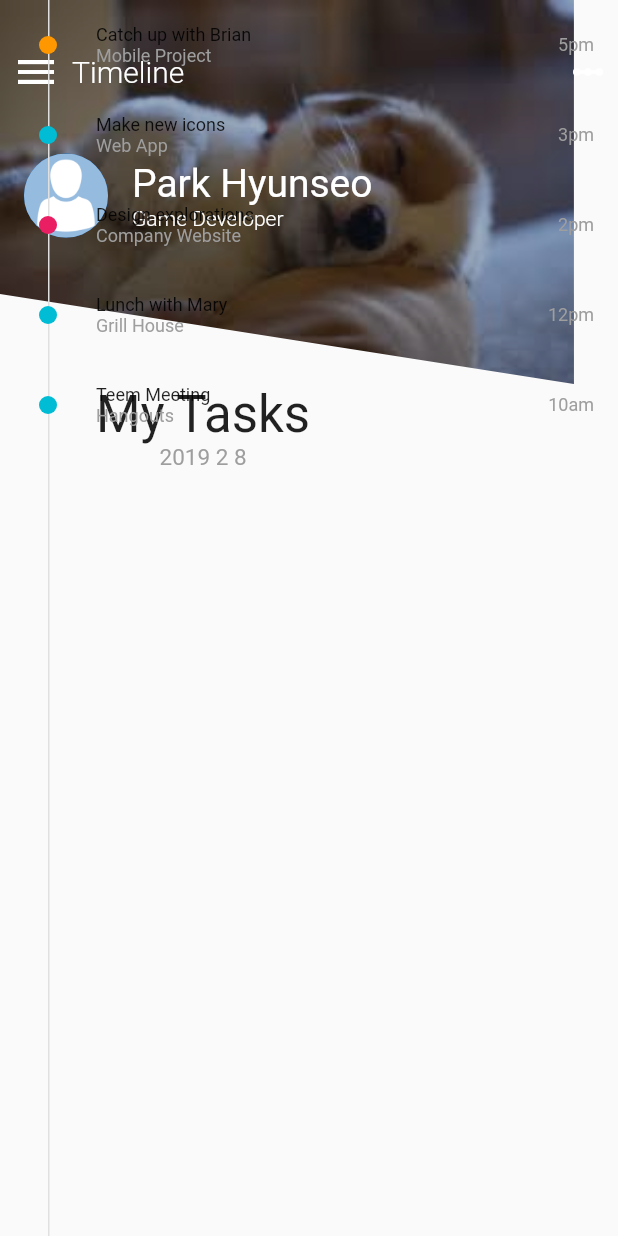
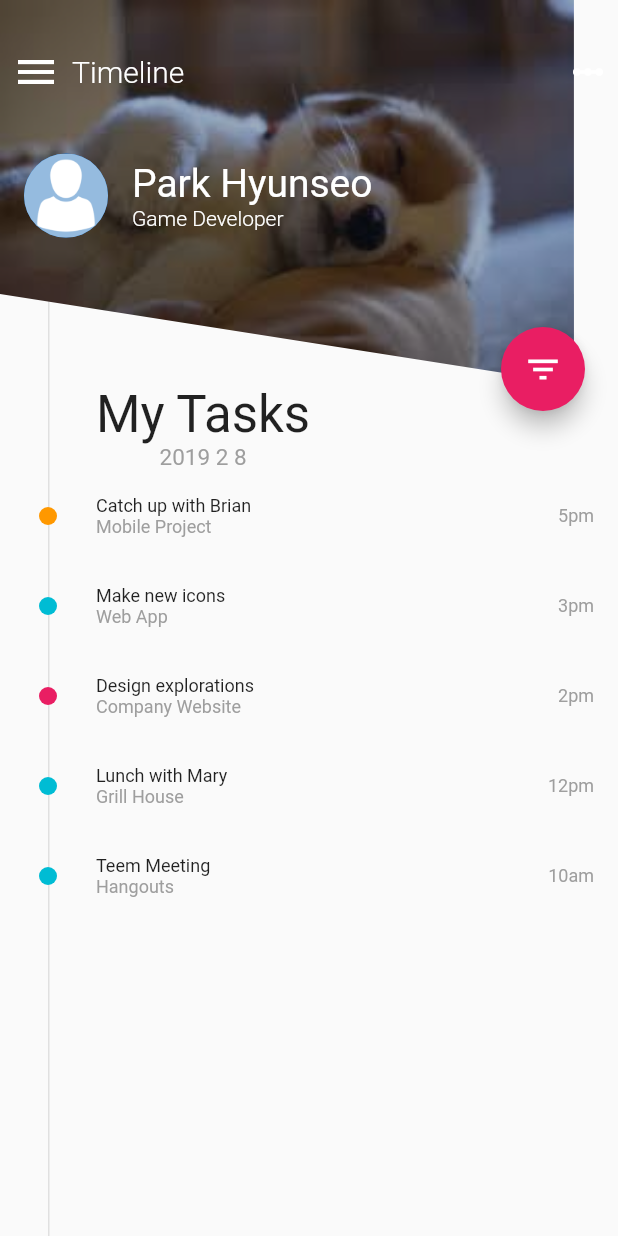
Before and after one commit to Parkhyunseo/Flutter-TODO, a Flutter app: the screen it shows after launch, on a phone screen of 412 x 824 dp. Run offline on Flutter 3.47's test engine with Material 2 defaults, Android fonts, the phone set to English and light mode, and no system bars; our stand-ins replace font_awesome_flutter, shared_preferences.

Commit message:
feat: Complete Step 7

```diff
--- /dev/null
+++ b/lib/data/list_model.dart
@@ -0,0 +1,42 @@
+import 'package:flutter/material.dart';
+
+import 'package:to/data/task.dart';
+import 'package:to/ui/task_row.dart';
+
+class ListModel {
+  ListModel(this.listKey, items) : this.items = new List.of(items);
+
+  final GlobalKey<AnimatedListState> listKey;
+  final List<Task> items;
+
+  AnimatedListState get _animatedList => listKey.currentState;
+
+  void insert(int index, Task item){
+    items.insert(index, item);
+    _animatedList.insertItem(
+      index,
+      duration: new Duration(milliseconds: 150)
+    );
+  }
+
+  Task removeAt(int index){
+    final Task removedItem = items.removeAt(index);
+    if(removedItem != null){
+      _animatedList.removeItem(
+        index,
+        (context, animation) => new TaskRow(
+          task:removedItem,
+          animation: animation,
+        ),
+        duration: new Duration(milliseconds: (150 + 150*(index/length)).toInt())
+      );
+    }
+    return removedItem;
+  }
+
+  int get length => items.length;
+
+  Task operator [](int index) => items[index];
+
+  int indexOf(Task item) => items.indexOf(item);
+}
--- a/lib/main.dart
+++ b/lib/main.dart
@@ -3,11 +3,17 @@ import 'dart:async';
 import 'package:flutter/material.dart';
 import 'package:flutter/services.dart';
 import 'package:flutter/painting.dart';
+
 import 'package:font_awesome_flutter/font_awesome_flutter.dart';
 import 'dart:core';
 
+import 'package:to/data/list_model.dart';
 import 'package:to/data/dummy.dart';
+
 import 'package:to/ui/task_row.dart';
+import 'package:to/ui/animated_fab.dart';
+
+import 'package:to/utils/diagonal_clipper.dart';
 
 Future<Null> main() async {
   runApp(new TaskListApp());
@@ -33,6 +39,9 @@ class HomePage extends StatefulWidget {
 }
 // with는 mixin?
 class _HomePageState extends State<HomePage>{
+  final GlobalKey<AnimatedListState> _listKey = new GlobalKey<AnimatedListState>();
+  ListModel listModel;
+  bool showOnlyCompleted = false;
   double _imageHeight = 256.0;
 
   @override
@@ -40,13 +49,34 @@ class _HomePageState extends State<HomePage>{
     return Scaffold(
       body: new Stack(
         children: <Widget>[
+          _buildTimeline(),
           _buildImage(),
           _buildTopHeader(),
           _buildProfileRow(),
           _buildBottomPart(),
-          _buildTimeline(),
-          _buildTasksList()
+          _buildFab(),
         ],
+      )
+    );
+  }
+
+  void _changeFilterState(){
+    showOnlyCompleted = !showOnlyCompleted;
+    tasks.where((task) => !task.completed).forEach((task) {
+      if (showOnlyCompleted) {
+        listModel.removeAt(listModel.indexOf(task));
+      }else{
+        listModel.insert(tasks.indexOf(task), task);
+      }
+    });
+  }
+
+  Widget _buildFab(){
+    return new Positioned(
+      top: _imageHeight - 100.0,
+      right: -40.0,
+      child: new AnimatedFab(
+        onClick: _changeFilterState
       )
     );
   }
@@ -145,7 +175,18 @@ class _HomePageState extends State<HomePage>{
 
   Widget _buildTaskList()
   {
-    return new Container();
+    return new Expanded(
+      child: new AnimatedList(
+        initialItemCount: tasks.length,
+        key: _listKey,
+        itemBuilder: (context, index, animation){
+          return new TaskRow(
+            task: listModel[index],
+            animation: animation,
+          );
+        },
+      ),
+    );
   }
 
   Widget _buildMyTaskHeader()
@@ -187,15 +228,6 @@ class _HomePageState extends State<HomePage>{
     );
   }
 
-  Widget _buildTasksList()
-  {
-    return new Expanded(
-      child: new ListView(
-        children: tasks.map((task) => new TaskRow(task: task)).toList(),
-      ),
-    );
-  }
-
   @override
   void dispose() {
     super.dispose();
@@ -204,7 +236,7 @@ class _HomePageState extends State<HomePage>{
   @override
   void initState() {
     super.initState();
-
+    listModel = new ListModel(_listKey, tasks);
     // prevent device orientation changes and force portrait?
     SystemChrome.setPreferredOrientations([
       DeviceOrientation.portraitUp,
@@ -212,19 +244,3 @@ class _HomePageState extends State<HomePage>{
     ]);
   }
 }
-
-class DialognalCliper extends CustomClipper<Path> {
-  @override
-  Path getClip(Size size)
-  {
-    Path path = new Path();
-    path.lineTo(0.0, size.height-60.0);
-    path.lineTo(size.width, size.height);
-    path.lineTo(size.width, 0.0);
-    path.close();
-    return path;
-  }
-
-  @override
-  bool shouldReclip(CustomClipper<Path> oldClipeer) => true;
-}
--- /dev/null
+++ b/lib/ui/animated_fab.dart
@@ -0,0 +1,147 @@
+import 'dart:math' as math;
+
+import 'package:flutter/material.dart';
+
+class AnimatedFab extends StatefulWidget{
+  final VoidCallback onClick;
+
+  const AnimatedFab({Key key, this.onClick}) : super(key: key);
+
+  @override
+  _AnimatedFabState createState() => new _AnimatedFabState();
+}
+
+class _AnimatedFabState extends State<AnimatedFab>
+  with SingleTickerProviderStateMixin {
+  final double expandedSize = 180.0;
+  final double hiddenSize = 20.0;
+
+  AnimationController _animationController;
+  Animation<Color> _colorAnimation;
+
+  @override
+  void initState() {
+    super.initState();
+    _animationController = new AnimationController(vsync: this, duration: Duration(milliseconds: 200));
+    _colorAnimation = new ColorTween(begin: Colors.pink, end: Colors.pink[800]).animate(_animationController);
+  }
+
+  @override
+  void dispose() {
+    _animationController.dispose();
+    super.dispose();
+  }
+
+  @override
+  Widget build(BuildContext context){
+    return new SizedBox(
+      width: expandedSize,
+      height: expandedSize,
+      child: new AnimatedBuilder(
+        animation:_animationController,
+        builder: (BuildContext context, Widget child){
+          return new Stack(
+            alignment: Alignment.center,
+            children: <Widget>[
+              _buildExpandedBackground(),
+              _buildOption(Icons.check_circle, 0.0),
+              _buildOption(Icons.flash_on, -math.pi / 3),
+              _buildOption(Icons.access_time, -2 * math.pi / 3),
+              _buildOption(Icons.error_outline, math.pi),
+              _buildFabCore(),
+            ],
+          );
+        }
+      ),
+    );
+  }
+
+  Widget _buildOption(IconData icon, double angle){
+    double iconSize = 0.0;
+    if(_animationController.isDismissed)
+      return Container();
+
+    if (_animationController.value > 0.8) {
+      iconSize = 26.0 * (_animationController.value-0.8) * 5;
+    }
+
+    return new Transform.rotate(
+      angle: angle,
+      child: new Align(
+        alignment: Alignment.topCenter,
+        child: new Padding(
+          padding: new EdgeInsets.only(top: 8.0),
+          child: new IconButton(
+            onPressed: _onIconClick(),
+            icon: new Transform.rotate(
+              angle : -angle,
+              child: new Icon(
+                icon,
+                color: Colors.white,
+              ),
+            ),
+            iconSize: iconSize,
+            alignment: Alignment.center,
+            padding: new EdgeInsets.all(0.0),
+          ),
+        ),
+      ),
+    );
+  }
+
+  Widget _buildExpandedBackground(){
+    double size = hiddenSize + (expandedSize - hiddenSize) * _animationController.value;
+    return new Container(
+      height: size,
+      width: size,
+      decoration: new BoxDecoration(
+        shape: BoxShape.circle,
+        color: Colors.pink
+      ),
+    );
+  }
+
+  Widget _buildFabCore(){
+    double scaleFactor = 2 * (_animationController.value - 0.5).abs();
+
+    return new FloatingActionButton(
+      onPressed: _onFabTap,
+      child: new Transform(
+        alignment: Alignment.center,
+        transform: new Matrix4.identity()..scale(1.0, scaleFactor),
+        child:new Icon(
+          _animationController.value > 0.5 ? Icons.close:Icons.filter_list,
+          color: Colors.white,
+          size: 26.0,
+        ),
+      ),
+      backgroundColor: _colorAnimation.value
+    );
+  }
+
+  open()
+  {
+    if(_animationController.isDismissed)
+      _animationController.forward();
+  }
+
+  close()
+  {
+    if(_animationController.isCompleted)
+      _animationController.reverse();
+  }
+
+  _onFabTap()
+  {
+    if(_animationController.isDismissed)
+      open();
+    else
+      close();
+  }
+
+  _onIconClick()
+  {
+    widget.onClick();
+    close();
+  }
+}
--- a/lib/ui/task_row.dart
+++ b/lib/ui/task_row.dart
@@ -2,33 +2,31 @@ import 'package:flutter/material.dart';
 
 import 'package:to/data/task.dart';
 
-class TaskRow extends StatefulWidget{
+class TaskRow extends StatelessWidget{
   final Task task;
   final double dotSize = 12.0;
+  final Animation<double> animation;
 
-  TaskRow({Key key, this.task}) : super(key: key);
+  const TaskRow({Key key, this.task, this.animation}) : super(key: key);
 
   @override
-  State<StatefulWidget> createState(){
-    return new _TaskRowState();
-  }
-}
-
-class _TaskRowState extends State<TaskRow>{
-  @override
   Widget build(BuildContext context){
-    return new Padding(
+    return new FadeTransition(
+      opacity: animation,
+      child: new SizeTransition(
+        sizeFactor: animation,
+        child: new Padding(
           padding: const EdgeInsets.symmetric(vertical: 16.0),
           child: new Row(
             children: <Widget>[
               new Padding(
-            padding: new EdgeInsets.symmetric(horizontal: 32.0 - widget.dotSize / 2),
+                padding: new EdgeInsets.symmetric(horizontal: 32.0 - dotSize / 2),
                 child: new Container(
-              height: widget.dotSize,
-              width: widget.dotSize,
+                  height: dotSize,
+                  width: dotSize,
                   decoration: new BoxDecoration(
                     shape:BoxShape.circle,
-                color:widget.task.color
+                    color: task.color
                   )
                 ),
               ),
@@ -37,11 +35,11 @@ class _TaskRowState extends State<TaskRow>{
                   crossAxisAlignment: CrossAxisAlignment.start,
                   children: <Widget>[
                     new Text(
-                  widget.task.name,
+                      task.name,
                       style: new TextStyle(fontSize: 12.0),
                     ),
                     new Text(
-                  widget.task.category,
+                      task.category,
                       style: new TextStyle(fontSize: 12.0, color: Colors.grey),
                     )
                   ],
@@ -50,7 +48,7 @@ class _TaskRowState extends State<TaskRow>{
               new Padding(
                 padding: const EdgeInsets.only(right:16.0),
                 child: new Text(
-              widget.task.time,
+                  task.time,
                   style: new TextStyle(
                     fontSize: 12.0,
                     color: Colors.grey
@@ -58,7 +56,9 @@ class _TaskRowState extends State<TaskRow>{
                 ),
               )
             ],
-      )
+          ),
+        ),
+      ),
     );
   }
 }
--- /dev/null
+++ b/lib/utils/diagonal_clipper.dart
@@ -0,0 +1,17 @@
+import 'package:flutter/material.dart';
+
+class DialognalCliper extends CustomClipper<Path> {
+  @override
+  Path getClip(Size size)
+  {
+    Path path = new Path();
+    path.lineTo(0.0, size.height-60.0);
+    path.lineTo(size.width, size.height);
+    path.lineTo(size.width, 0.0);
+    path.close();
+    return path;
+  }
+
+  @override
+  bool shouldReclip(CustomClipper<Path> oldClipeer) => true;
+}
```
Lines whose indentation alone changed are shown as unchanged.
